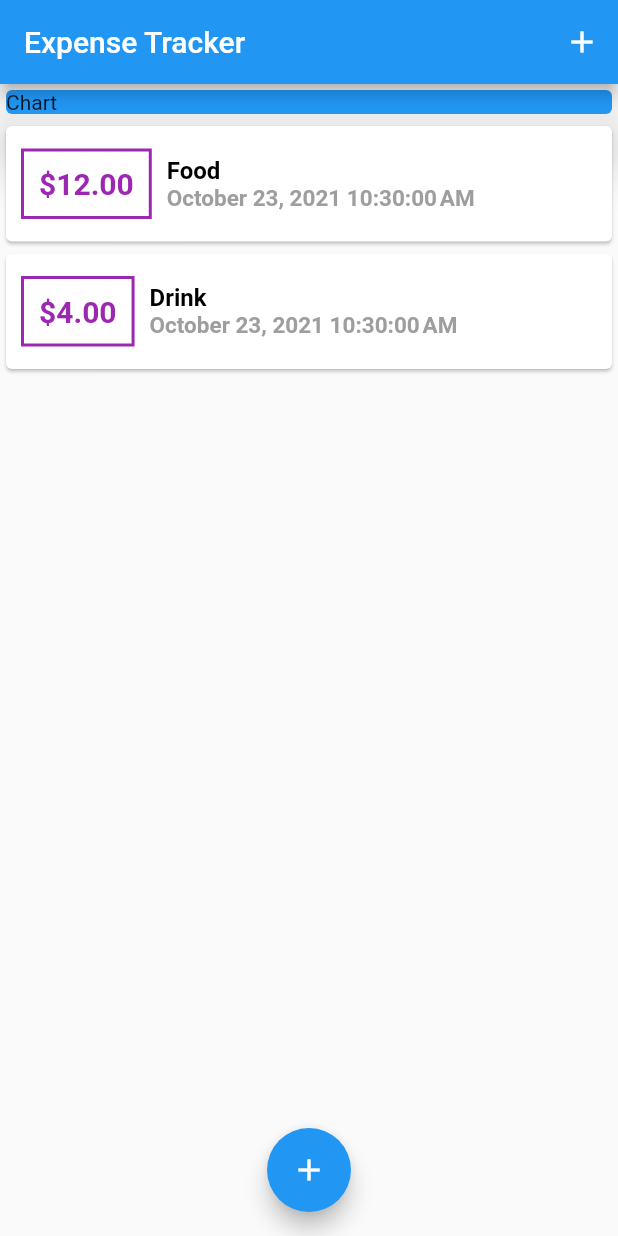
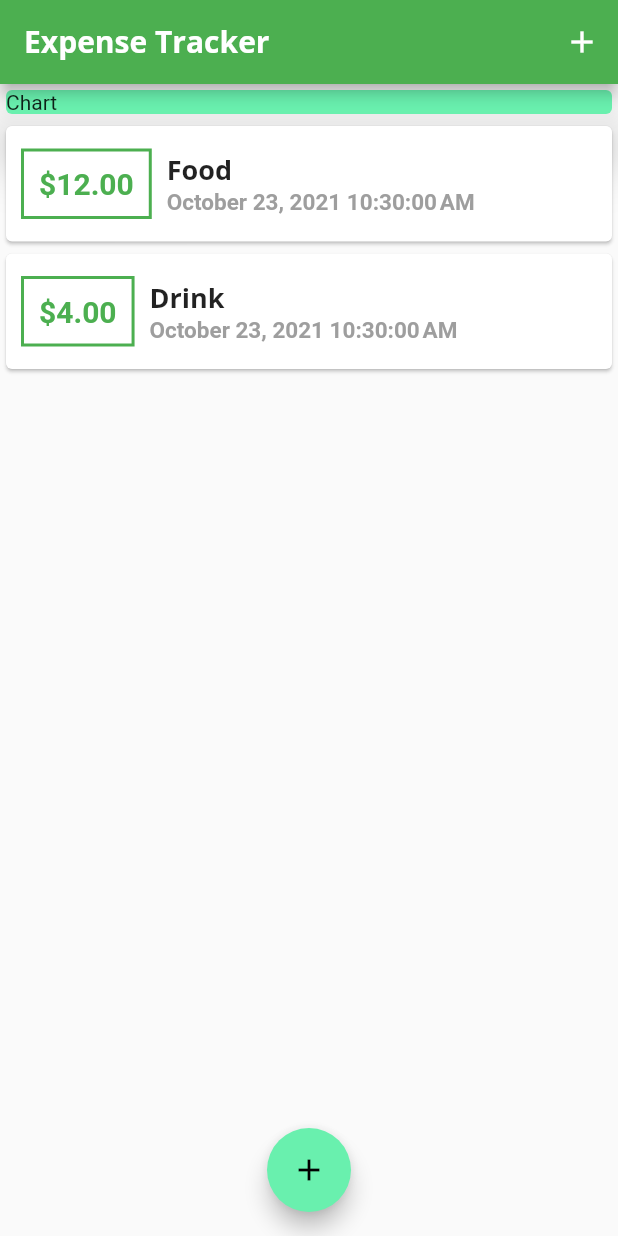
Before and after one commit to daopmdean/expense-tracker, a Flutter app: the screen it shows after launch, on a phone screen of 412 x 824 dp. Run offline on Flutter 3.47's test engine with Material 2 defaults, Android fonts, the phone set to English and light mode, and no system bars.

Commit message:
app theme

```diff
--- a/lib/main.dart
+++ b/lib/main.dart
@@ -14,7 +14,25 @@
     return MaterialApp(
       title: 'Flutter Demo',
       theme: ThemeData(
-        primarySwatch: Colors.blue,
+        primarySwatch: Colors.green,
+        accentColor: Colors.greenAccent,
+        fontFamily: 'Quicksand',
+        textTheme: ThemeData.light().textTheme.copyWith(
+              headline6: TextStyle(
+                fontFamily: 'OpenSans',
+                fontWeight: FontWeight.bold,
+                fontSize: 18,
+              ),
+            ),
+        appBarTheme: AppBarTheme(
+          textTheme: ThemeData.light().textTheme.copyWith(
+                headline6: TextStyle(
+                  fontFamily: 'OpenSans',
+                  fontWeight: FontWeight.bold,
+                  fontSize: 20,
+                ),
+              ),
+        ),
       ),
       home: MyHomePage(),
     );
@@ -36,7 +54,9 @@
   Widget build(BuildContext context) {
     return Scaffold(
       appBar: AppBar(
-        title: Text('Expense Tracker'),
+        title: Text(
+          'Expense Tracker',
+        ),
         actions: [
           IconButton(
             icon: Icon(Icons.add),
@@ -50,7 +70,7 @@
           Container(
             width: double.infinity,
             child: Card(
-              color: Colors.blue,
+              color: Theme.of(context).accentColor,
               child: Text('Chart'),
               elevation: 15,
             ),
--- a/lib/widgets/transaction_list.dart
+++ b/lib/widgets/transaction_list.dart
@@ -29,7 +29,7 @@
                   padding: EdgeInsets.all(10),
                   decoration: BoxDecoration(
                     border: Border.all(
-                      color: Colors.purple,
+                      color: Theme.of(context).primaryColor,
                       width: 2,
                     ),
                   ),
@@ -38,7 +38,7 @@
                     style: TextStyle(
                       fontWeight: FontWeight.bold,
                       fontSize: 20,
-                      color: Colors.purple,
+                      color: Theme.of(context).primaryColor,
                     ),
                   ),
                 ),
@@ -47,7 +47,7 @@
                   children: [
                     Text(
                       transactions[index].title,
-                      style: transactionTitleStyle,
+                      style: Theme.of(context).textTheme.headline6,
                     ),
                     Text(
                       DateFormat().format(transactions[index].date),
```
Also changed, not shown: pubspec.yaml (+14 -14 lines), assets/fonts/OpenSans-Bold.ttf (added), assets/fonts/OpenSans-Regular.ttf (added), assets/fonts/Quicksand-Bold.ttf (added), assets/fonts/Quicksand-Light.ttf (added), assets/fonts/Quicksand-Medium.ttf (added), assets/fonts/Quicksand-Regular.ttf (added).
